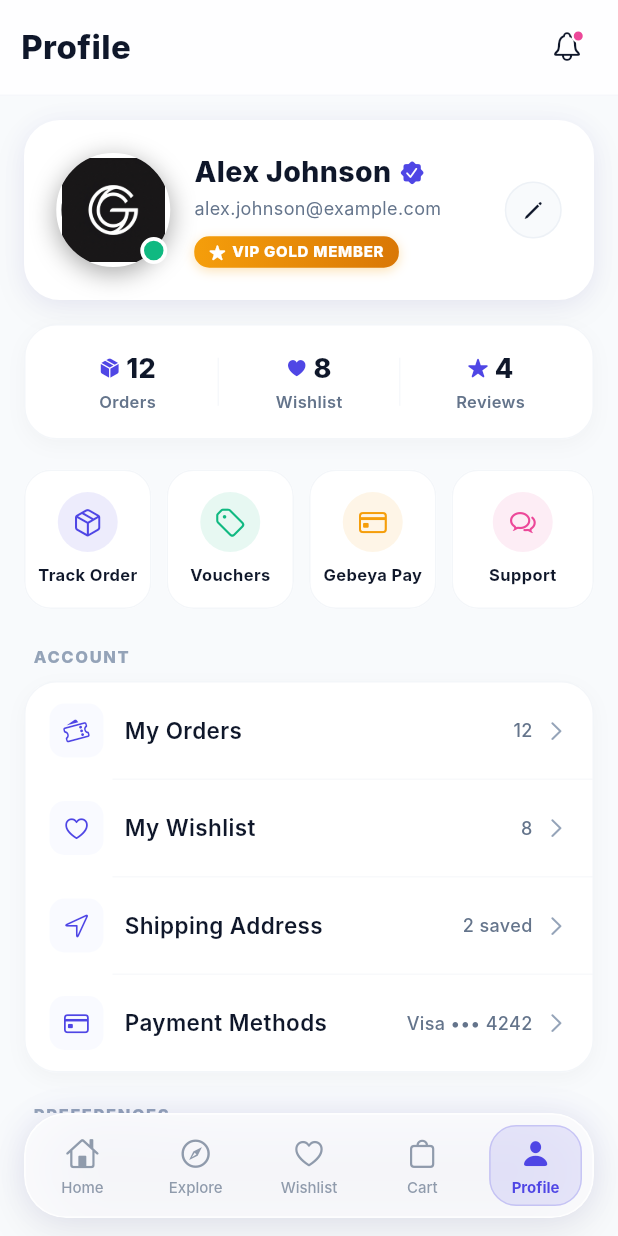
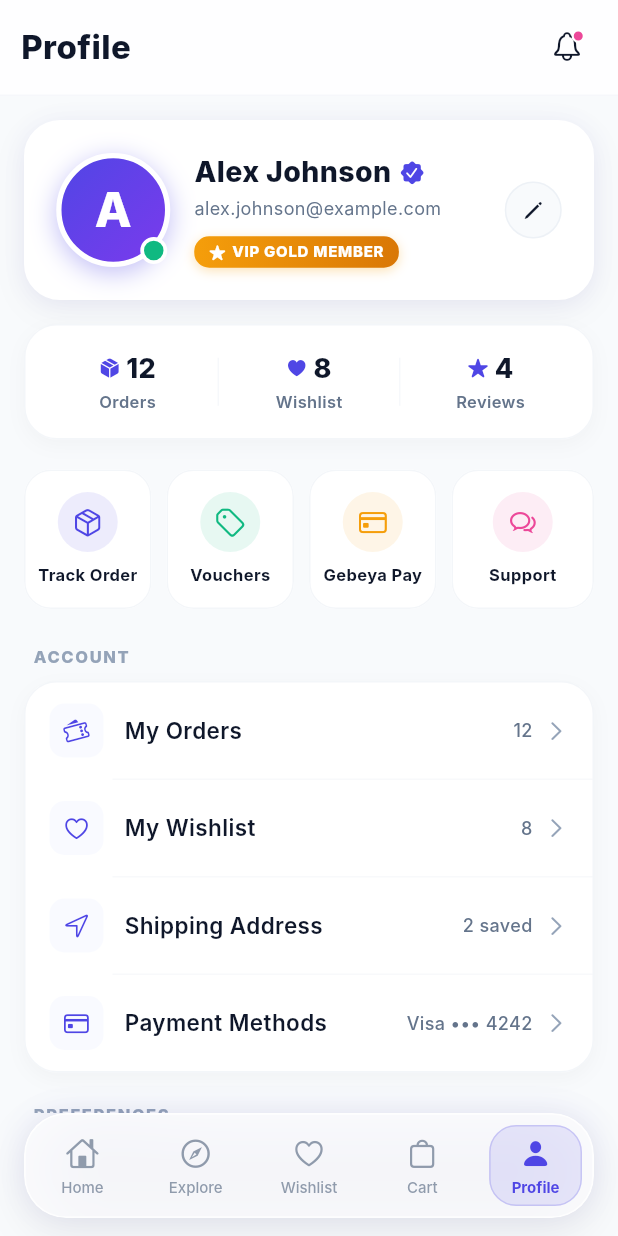
Before and after one commit to dan-seng/flutter-ecommerce, a Flutter app: the screen it shows after launch, item 5 of the bottom bar chosen, on a phone screen of 412 x 824 dp. Run offline on Flutter 3.47's test engine with Material 3 defaults, Android fonts, the phone set to English and light mode, and no system bars; network calls fail; Roboto replaces fonts that are missing (Inter).

```diff
--- a/lib/screens/profile/profile_screen.dart
+++ b/lib/screens/profile/profile_screen.dart
@@ -236,7 +236,7 @@ class _ProfileCard extends StatelessWidget {
                 width: 76,
                 height: 76,
                 decoration: BoxDecoration(
-                  color: Colors.black,
+                  gradient: AppColors.primaryGradient,
                   shape: BoxShape.circle,
                   border: Border.all(
                     color: Colors.white,
@@ -244,16 +244,21 @@ class _ProfileCard extends StatelessWidget {
                   ),
                   boxShadow: [
                     BoxShadow(
-                      color: Colors.black.withValues(alpha: 0.35),
+                      color: AppColors.primary.withValues(alpha: 0.35),
                       blurRadius: 14,
                       offset: const Offset(0, 4),
                     ),
                   ],
                 ),
-                clipBehavior: Clip.antiAlias,
-                child: Image.asset(
-                  'assets/images/app_logo_icon.jpg',
-                  fit: BoxFit.cover,
+                child: const Center(
+                  child: Text(
+                    'A',
+                    style: TextStyle(
+                      color: Colors.white,
+                      fontSize: 32,
+                      fontWeight: FontWeight.w800,
+                    ),
+                  ),
                 ),
               ),
               Positioned(
```
Also changed, not shown: lib/screens/home/home_screen.dart (+38 -15 lines), 10 other files.
